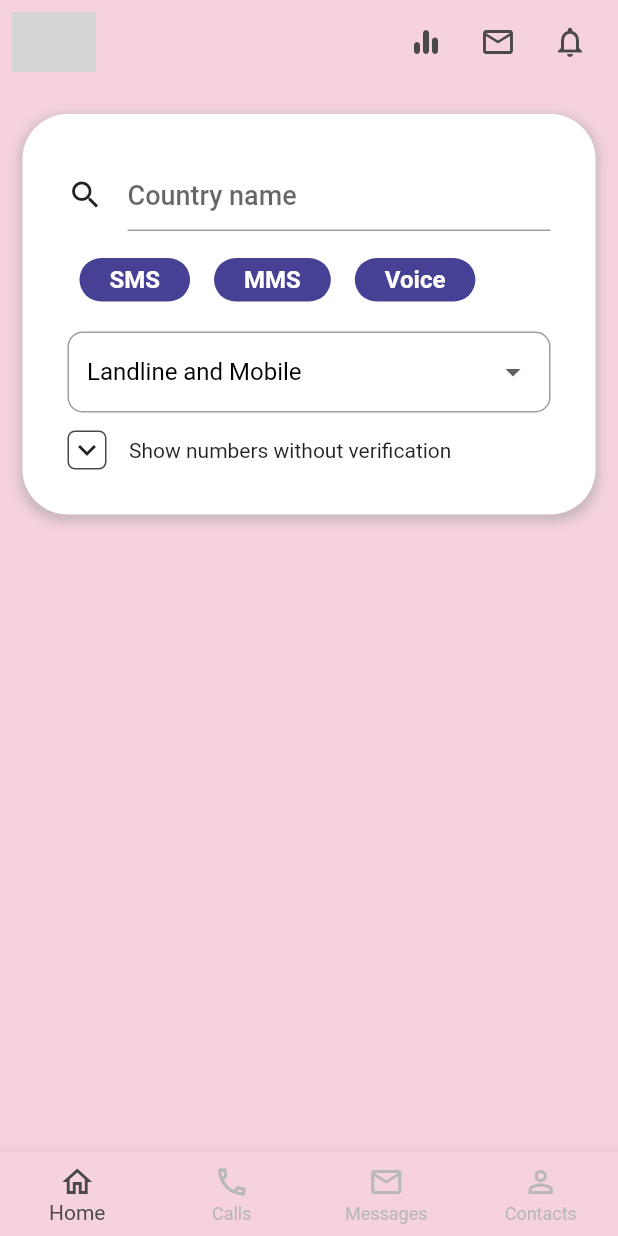
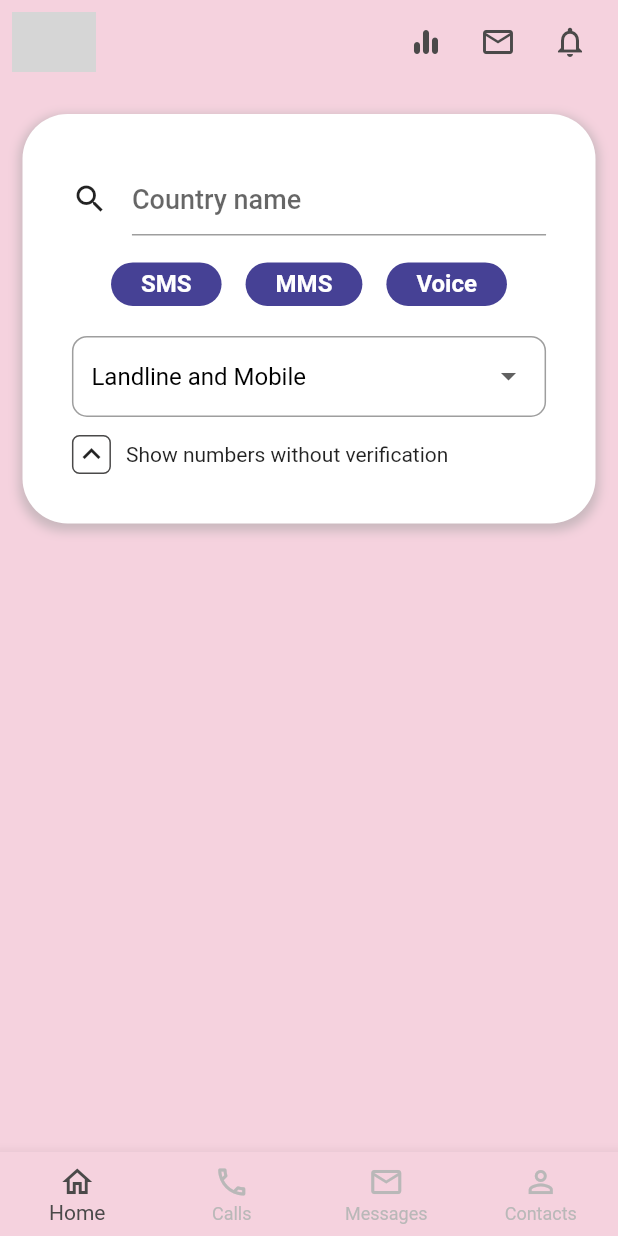
Before and after one commit to allin17/flutter_assignment, a Flutter app: the screen it shows after launch, after a tap on "Show numbers without verification", on a phone screen of 412 x 824 dp. Run offline on Flutter 3.47's test engine with Material 2 defaults, Android fonts, the phone set to English and light mode, and no system bars; network calls fail; grey boxes are pictures that could not be loaded.

Commit message:
fix smaller screens ui

```diff
--- a/lib/screens/home_screen.dart
+++ b/lib/screens/home_screen.dart
@@ -12,13 +12,13 @@ class HomeScreen extends StatefulWidget {
 }
 
 class _HomeScreenState extends State<HomeScreen> {
-
   String _selectedType = 'Landline and Mobile';
   List<String> dropdownItems = ['Web platform', 'Landline and Mobile'];
   bool _isExpanded = true;
 
   @override
   Widget build(BuildContext context) {
+    final size = MediaQuery.of(context).size;
     return Scaffold(
       appBar: AppBar(
         elevation: 0,
@@ -28,8 +28,7 @@ class _HomeScreenState extends State<HomeScreen> {
           child: AppBar(
             leading: const CircleAvatar(
               backgroundImage: NetworkImage(
-                'https://d5xydlzdo08s0.cloudfront.net/media/celebrities/16647/magnusbiofinal__L.jpg'
-              ),
+                  'https://d5xydlzdo08s0.cloudfront.net/media/celebrities/16647/magnusbiofinal__L.jpg'),
             ),
             actions: [
               IconButton(
@@ -57,10 +56,8 @@ class _HomeScreenState extends State<HomeScreen> {
         child: Column(
           children: [
             Container(
-                margin:
-                    const EdgeInsets.symmetric(horizontal: 15, vertical: 20),
-                decoration: BoxDecoration(
-                    boxShadow: [
+              margin: const EdgeInsets.symmetric(horizontal: 15, vertical: 20),
+              decoration: BoxDecoration(boxShadow: [
                 BoxShadow(
                   color: Colors.grey.withOpacity(0.5),
                   spreadRadius: 2,
@@ -68,17 +65,17 @@ class _HomeScreenState extends State<HomeScreen> {
                   offset:
                       const Offset(0, 3), // defines the position of the shadow
                 ),
-                    ],
-                    borderRadius: BorderRadius.circular(30),
-                    color: Colors.white),
-                padding: const EdgeInsets.all(30),
+              ], borderRadius: BorderRadius.circular(30), color: Colors.white),
+              padding: EdgeInsets.all(size.width * 0.08),
               child: Column(
                 children: [
                   const SearchInput(),
                   const SizedBox(
                     height: 10,
                   ),
-                    Row(
+                  SingleChildScrollView(
+                    scrollDirection: Axis.horizontal,
+                    child: Row(
                         children: messageTypes.map((String type) {
                       return Padding(
                         padding: const EdgeInsets.all(8.0),
@@ -100,12 +97,13 @@ class _HomeScreenState extends State<HomeScreen> {
                         ),
                       );
                     }).toList()),
+                  ),
                   const SizedBox(
                     height: 12,
                   ),
                   Container(
-                      padding: const EdgeInsets.symmetric(
-                          horizontal: 12, vertical: 2),
+                    padding:
+                        const EdgeInsets.symmetric(horizontal: 12, vertical: 2),
                     width: double.infinity,
                     decoration: BoxDecoration(
                       borderRadius: BorderRadius.circular(10),
@@ -153,23 +151,26 @@ class _HomeScreenState extends State<HomeScreen> {
                               ),
                             ),
                             child: _isExpanded
-                                ? const Icon(Icons.expand_less)
-                                : const Icon(Icons.expand_more),
+                                ? const Icon(Icons.expand_more)
+                                : const Icon(Icons.expand_less)),
+                        const SizedBox(
+                          width: 10,
                         ),
-                          const SizedBox(
-                            width: 15,
+                        const Expanded(
+                          child: Text(
+                            'Show numbers without verification',
                           ),
-                          const Text('Show numbers without verification')
+                        ),
                       ],
                     ),
                   )
                 ],
-                )),
+              ),
+            ),
             AnimatedOpacity(
                 opacity: _isExpanded ? 1 : 0,
                 duration: const Duration(milliseconds: 300),
-              child: const CountryNumbers()
-            )
+                child: const CountryNumbers())
           ],
         ),
       ),
--- a/lib/widgets/country_numbers.dart
+++ b/lib/widgets/country_numbers.dart
@@ -90,14 +90,14 @@ class CountryNumbers extends StatelessWidget {
                               const Row(
                                 children: [
                                   CircleAvatar(
-                                    radius: 15,
+                                    radius: 12,
                                     backgroundColor: Colors.blue,
                                   ),
                                   SizedBox(
                                     width: 5,
                                   ),
                                   CircleAvatar(
-                                    radius: 15,
+                                    radius: 12,
                                     backgroundColor: Colors.blue,
                                   ),
                                 ],
```
Lines whose indentation alone changed are shown as unchanged.
